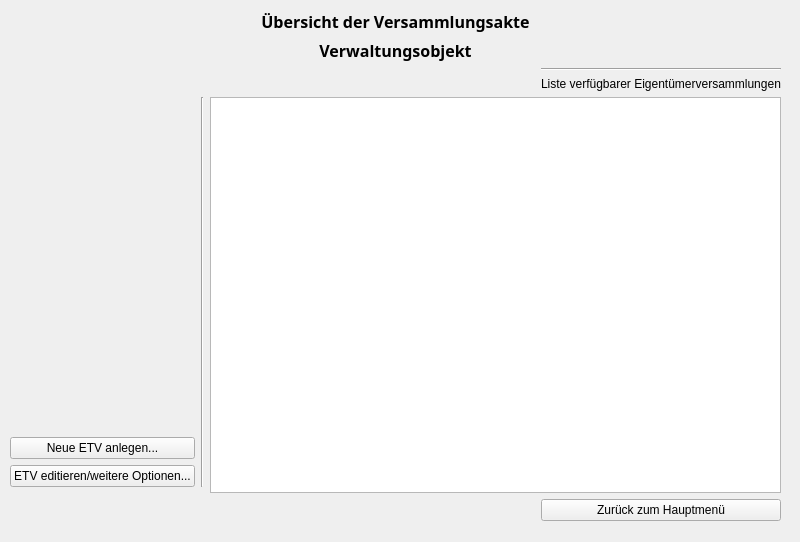
Old version of the form propertymainview.ui in the repository ealkenbrecher/ETVManager.
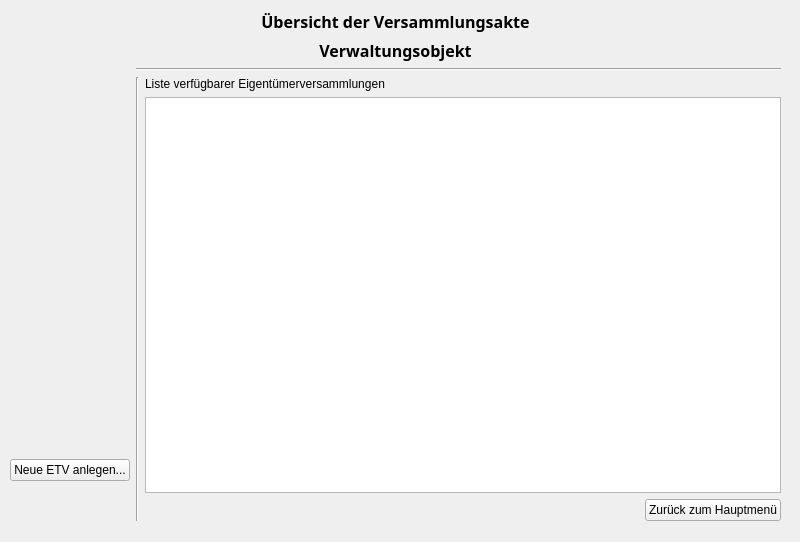
New version of the form.

What changed in the file:
```diff
--- a/propertymainview.ui
+++ b/propertymainview.ui
@@ -104,13 +104,6 @@
       </property>
      </widget>
     </item>
-    <item row="6" column="0">
-     <widget class="QPushButton" name="editButton">
-      <property name="text">
-       <string>ETV editieren/weitere Optionen...</string>
-      </property>
-     </widget>
-    </item>
     <item row="5" column="0">
      <widget class="QPushButton" name="newAgendaButton">
       <property name="text">
@@ -142,13 +135,6 @@
       </property>
      </widget>
     </item>
-    <item row="3" column="3">
-     <widget class="QLabel" name="label_4">
-      <property name="text">
-       <string>Liste verfügbarer Eigentümerversammlungen</string>
-      </property>
-     </widget>
-    </item>
     <item row="4" column="0">
      <spacer name="verticalSpacer">
       <property name="orientation">
@@ -162,14 +148,21 @@
       </property>
      </spacer>
     </item>
-    <item row="2" column="3">
+    <item row="3" column="2" colspan="2">
+     <widget class="QLabel" name="label_4">
+      <property name="text">
+       <string>Liste verfügbarer Eigentümerversammlungen</string>
+      </property>
+     </widget>
+    </item>
+    <item row="2" column="1" colspan="3">
      <widget class="Line" name="line_2">
       <property name="orientation">
        <enum>Qt::Horizontal</enum>
       </property>
      </widget>
     </item>
-    <item row="4" column="1" rowspan="3">
+    <item row="3" column="1" rowspan="6">
      <widget class="Line" name="line">
       <property name="orientation">
        <enum>Qt::Vertical</enum>
```
